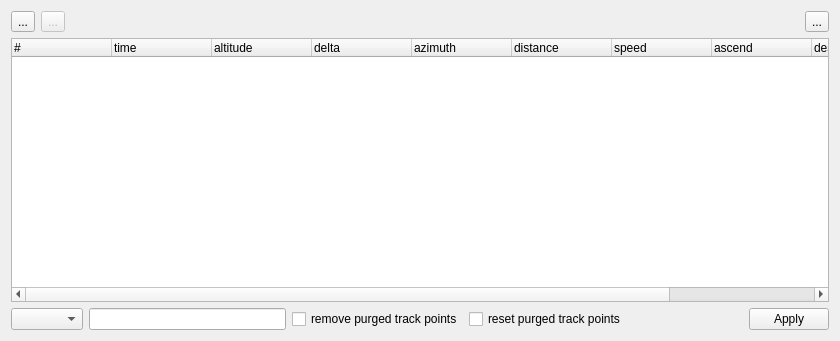
First picture: the form in src/ITrackEditWidget.ui, repository ntruchsess/QLandkarteGT, before the edit.
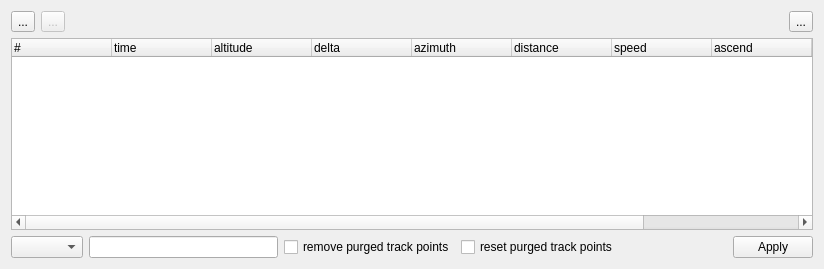
Second picture: the form after the edit.

Patch:
```diff
--- a/src/ITrackEditWidget.ui
+++ b/src/ITrackEditWidget.ui
@@ -1,20 +1,12 @@
 <ui version="4.0" >
  <class>ITrackEditWidget</class>
  <widget class="QWidget" name="ITrackEditWidget" >
-  <property name="geometry" >
-   <rect>
-    <x>0</x>
-    <y>0</y>
-    <width>840</width>
-    <height>341</height>
-   </rect>
-  </property>
   <property name="windowTitle" >
    <string>Form</string>
   </property>
-  <layout class="QGridLayout" name="gridLayout" >
+  <layout class="QGridLayout" >
    <item row="0" column="0" >
-    <layout class="QHBoxLayout" name="horizontalLayout" >
+    <layout class="QHBoxLayout" >
      <item>
       <widget class="QToolButton" name="toolGraph" >
        <property name="toolTip" >
```
Left out of the diff: 2 changed lines with no effect on the pictures.
